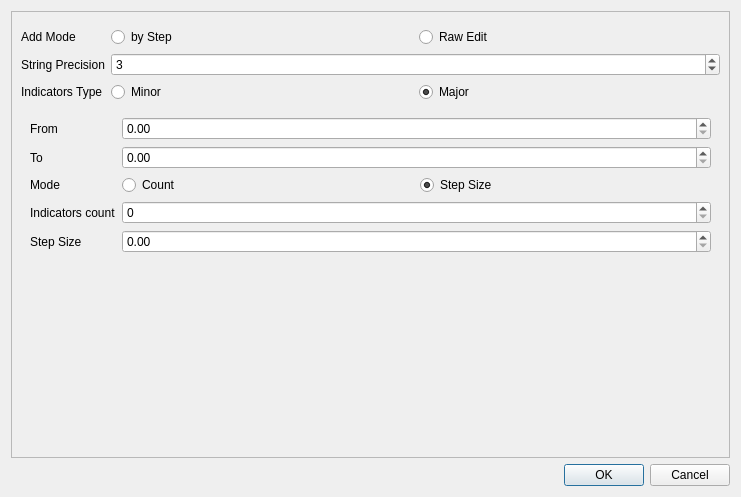
The window that Widgets/addliindicatorsdialog.ui (Mattia-Sacchi/A3D) describes before a commit, drawn with Qt 5.
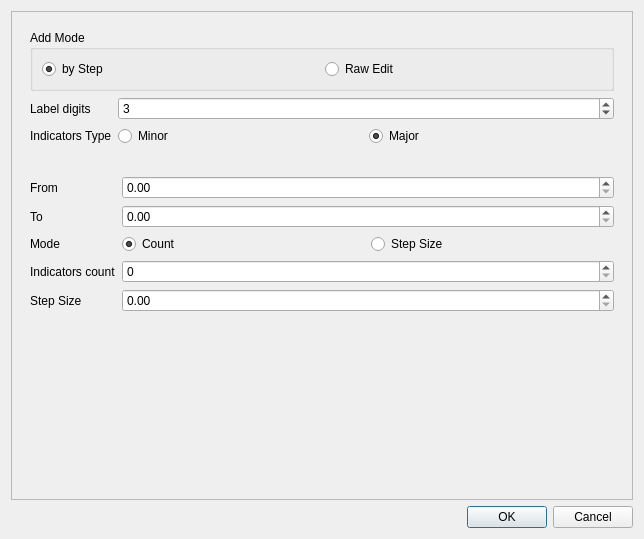
The same window after the commit. Custom widgets are drawn as their Qt base class.

Commit message: Fixed ui bug with groupbox

The edit to the form file:
```diff
--- a/Widgets/addliindicatorsdialog.ui
+++ b/Widgets/addliindicatorsdialog.ui
@@ -6,8 +6,8 @@
    <rect>
     <x>0</x>
     <y>0</y>
-    <width>741</width>
-    <height>497</height>
+    <width>644</width>
+    <height>539</height>
    </rect>
   </property>
   <property name="windowTitle">
@@ -24,23 +24,23 @@
        <rect>
         <x>0</x>
         <y>0</y>
-        <width>717</width>
-        <height>442</height>
+        <width>620</width>
+        <height>479</height>
        </rect>
       </property>
-      <layout class="QFormLayout" name="formLayout_3">
+      <layout class="QVBoxLayout" name="verticalLayout_2">
+       <property name="sizeConstraint">
+        <enum>QLayout::SizeConstraint::SetMinAndMaxSize</enum>
+       </property>
+       <item>
+        <widget class="QWidget" name="widget" native="true">
+         <layout class="QFormLayout" name="formLayout">
        <item row="0" column="0" colspan="2">
-        <widget class="ChartAxisGeneralSettings" name="generalSettings" native="true"/>
-       </item>
-       <item row="1" column="0">
-        <widget class="QLabel" name="addModeLabel">
-         <property name="text">
+           <widget class="QGroupBox" name="groupBox">
+            <property name="title">
           <string>Add Mode</string>
          </property>
-        </widget>
-       </item>
-       <item row="1" column="1">
-        <layout class="QHBoxLayout" name="horizontalLayout">
+            <layout class="QHBoxLayout" name="horizontalLayout_4">
          <item>
           <widget class="QRadioButton" name="byStepRadioButton">
            <property name="text">
@@ -56,18 +56,22 @@
            <property name="text">
             <string>Raw Edit</string>
            </property>
+               <property name="checked">
+                <bool>false</bool>
+               </property>
           </widget>
          </item>
         </layout>
-       </item>
-       <item row="3" column="0">
+           </widget>
+          </item>
+          <item row="1" column="0">
         <widget class="QLabel" name="stringPrecisionLabel">
          <property name="text">
-          <string>String Precision</string>
+             <string>Label digits</string>
          </property>
         </widget>
        </item>
-       <item row="3" column="1">
+          <item row="1" column="1">
         <widget class="QSpinBox" name="stringPrecisionSpinBox">
          <property name="maximum">
           <number>6</number>
@@ -77,14 +81,14 @@
          </property>
         </widget>
        </item>
-       <item row="4" column="0">
+          <item row="2" column="0">
         <widget class="QLabel" name="indicatorsTypeLabel">
          <property name="text">
           <string>Indicators Type</string>
          </property>
         </widget>
        </item>
-       <item row="4" column="1">
+          <item row="2" column="1">
         <layout class="QHBoxLayout" name="horizontalLayout_3">
          <item>
           <widget class="QRadioButton" name="minorRadioButton">
@@ -105,7 +109,13 @@
          </item>
         </layout>
        </item>
-       <item row="5" column="0" colspan="2">
+         </layout>
+        </widget>
+       </item>
+       <item>
+        <widget class="ChartAxisGeneralSettings" name="generalSettings" native="true"/>
+       </item>
+       <item>
         <widget class="QWidget" name="byStepWidget" native="true">
          <property name="minimumSize">
           <size>
@@ -148,6 +158,9 @@
               <property name="text">
                <string>Count</string>
               </property>
+              <property name="checked">
+               <bool>true</bool>
+              </property>
              </widget>
             </item>
             <item>
@@ -156,7 +169,7 @@
                <string>Step Size</string>
               </property>
               <property name="checked">
-               <bool>true</bool>
+               <bool>false</bool>
               </property>
              </widget>
             </item>
@@ -185,7 +198,7 @@
          </layout>
         </widget>
        </item>
-       <item row="6" column="0" colspan="2">
+       <item>
         <widget class="ValuesPreviewWidget" name="rawEditWidget" native="true">
          <property name="minimumSize">
           <size>
@@ -207,6 +220,19 @@
          </property>
         </widget>
        </item>
+       <item>
+        <spacer name="verticalSpacer">
+         <property name="orientation">
+          <enum>Qt::Orientation::Vertical</enum>
+         </property>
+         <property name="sizeHint" stdset="0">
+          <size>
+           <width>20</width>
+           <height>40</height>
+          </size>
+         </property>
+        </spacer>
+       </item>
       </layout>
      </widget>
     </widget>
```
Lines whose indentation alone changed are shown as unchanged. The commit also changes 1 other file.
